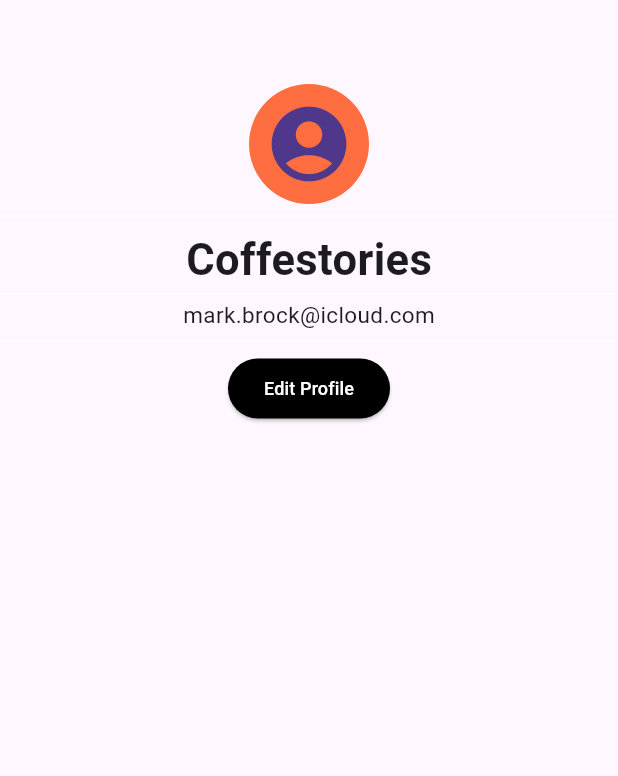
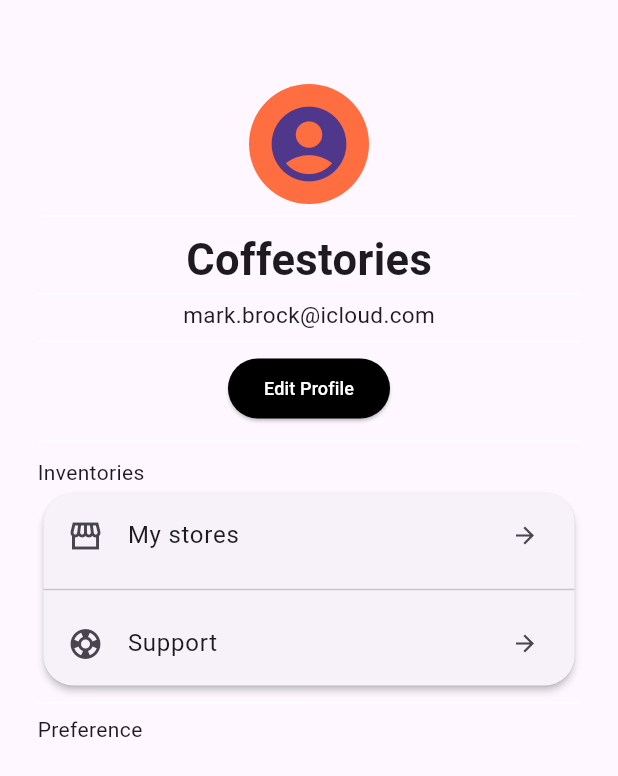
Before and after one commit to JDvarela675/Tarea2.1_lenguajes_de_programacion, a Flutter app: the screen it shows after launch, on a phone screen of 412 x 824 dp. Shown: the top 776 px of the screen. Run offline on Flutter 3.47's test engine with Material 3 defaults, Android fonts, the phone set to English and light mode, and no system bars.

Commit message:
Se agregar las cards y nuevo widget

```diff
--- /dev/null
+++ b/disenopantalla/lib/Texto.dart
@@ -0,0 +1,19 @@
+ import 'package:flutter/material.dart';
+
+class Mensaje extends StatelessWidget {
+  final String message;
+  const Mensaje({super.key,required this.message});
+
+
+  @override
+  Widget build(BuildContext context,) {
+    return Container(
+              child:  Row(
+                mainAxisAlignment: MainAxisAlignment.start,
+                children: [
+                  Text(message,textAlign: TextAlign.right,),
+                ],
+              ),
+            );
+  }
+}
--- a/disenopantalla/lib/pantalla.dart
+++ b/disenopantalla/lib/pantalla.dart
@@ -1,3 +1,4 @@
+import 'package:disenopantalla/Texto.dart';
 import 'package:flutter/material.dart';
 
 class Pantalla extends StatelessWidget{
@@ -6,11 +7,16 @@ class Pantalla extends StatelessWidget{
   Widget build(BuildContext context){
     return Scaffold(
          appBar: AppBar(),
-         body:Center(
-          child: Column(
-
-         children: [
-            CircleAvatar(
+         body:Padding(
+          padding: const EdgeInsets.symmetric(horizontal:25.0),
+         child:Column(
+          children: [
+            Center(
+              child: Container(
+                child: Column(
+                  mainAxisAlignment: MainAxisAlignment.start,
+                  children: [
+                    CircleAvatar(
               radius: 40.0,
               backgroundColor: Colors.deepOrangeAccent,
               child: Icon(Icons.account_circle_rounded,size: 60,) // dejar el icon mientras busco como poner una imagen en el circle avatar
@@ -50,10 +56,49 @@ class Pantalla extends StatelessWidget{
             ),
             style: ElevatedButton.styleFrom(backgroundColor:Colors.black, )
             )
+                    ],
+         )
+              )
+            ),
 
+              Divider(color: Colors.white,
+            height: 22.0,),
+
+            Mensaje(message: "Inventories"),
+
+            Card(
+              shape: RoundedRectangleBorder(
+                borderRadius: BorderRadius.circular(20.0),
+              ),
+              elevation: 2,
+              child: Column(
+                children: [
+                  ListTile(
+                    leading: Icon(Icons.storefront_sharp),
+                    title: Text('My stores'),
+                     trailing: Icon(Icons.arrow_forward_outlined, size: 18)
+                  ),
+
+                  Divider(),
+
+                  ListTile(
+                    leading: Icon(Icons.support_rounded),
+                    title: Text('Support'),
+                    trailing: Icon(Icons.arrow_forward_outlined, size: 18),
+                  ),
          ],
-         )
          ),
+         ),
+
+          Divider(color: Colors.white,
+            height: 15.0,),
+
+         Mensaje(message: "Preference"),
+
+          ]
+
+         ),
+    )
          );
 
   }
```
